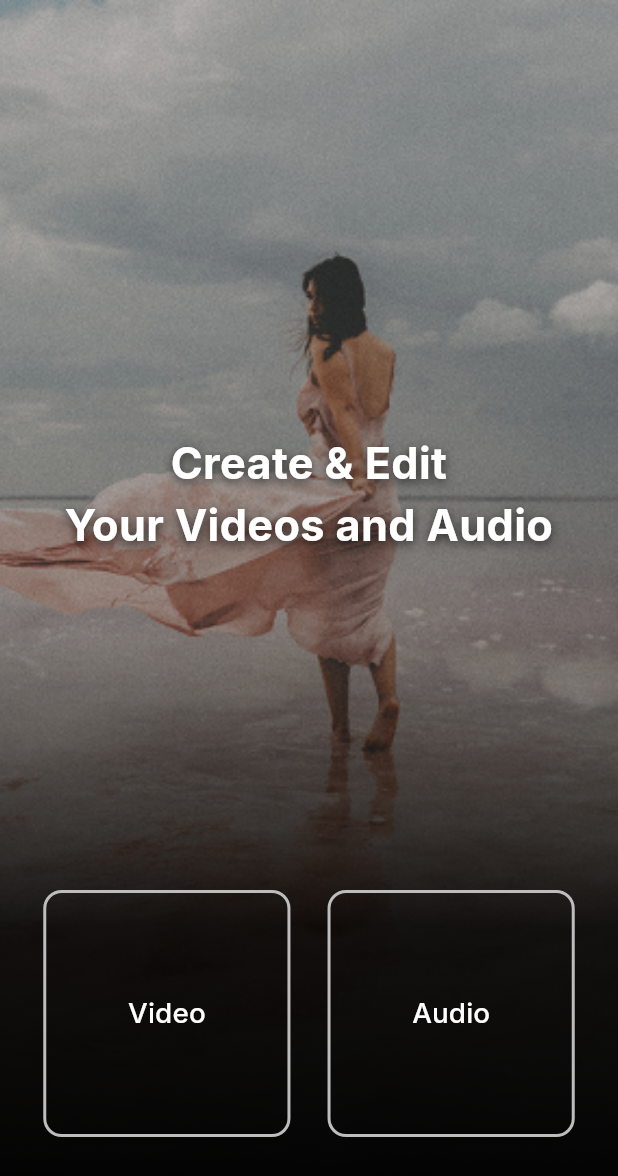
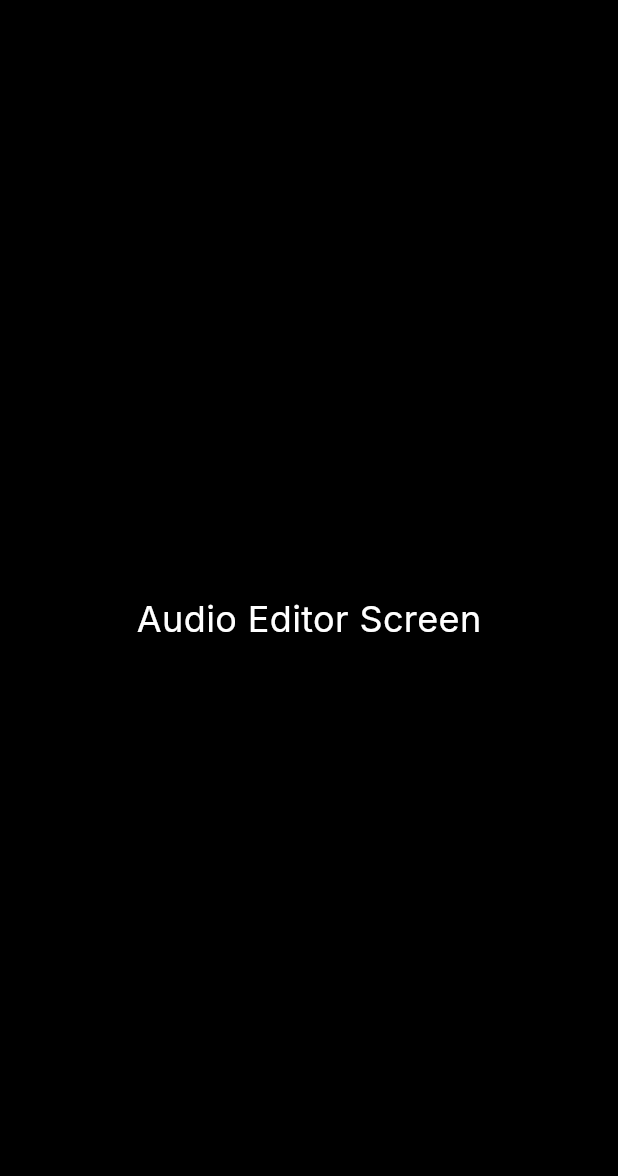
Before and after one commit to NikhilD1998/video_editor, a Flutter app: the screen it shows after launch, after a tap on "Audio", on a phone screen of 412 x 824 dp. Shown: the top 1176 px of the screen. Run offline on Flutter 3.47's test engine with Material 3 defaults, Android fonts, the light colour scheme and no system bars; our stand-ins replace google_fonts.

Commit message:
Add audio and video editor screens with navigation transitions

```diff
--- /dev/null
+++ b/lib/helpers/screen_transition.dart
@@ -0,0 +1,11 @@
+import 'package:flutter/material.dart';
+
+PageRouteBuilder screenTransition(Widget screen) {
+  return PageRouteBuilder(
+    pageBuilder: (context, animation, secondaryAnimation) => screen,
+    transitionsBuilder: (context, animation, secondaryAnimation, child) {
+      return FadeTransition(opacity: animation, child: child);
+    },
+    transitionDuration: const Duration(milliseconds: 400),
+  );
+}
--- /dev/null
+++ b/lib/screens/audio_editor_screen.dart
@@ -0,0 +1,18 @@
+import 'package:flutter/material.dart';
+
+class AudioEditorScreen extends StatelessWidget {
+  const AudioEditorScreen({super.key});
+
+  @override
+  Widget build(BuildContext context) {
+    return const Scaffold(
+      body: Center(
+        child: Text(
+          'Audio Editor Screen',
+          style: TextStyle(color: Colors.white, fontSize: 24),
+        ),
+      ),
+      backgroundColor: Colors.black,
+    );
+  }
+}
--- a/lib/screens/selection_screen.dart
+++ b/lib/screens/selection_screen.dart
@@ -1,5 +1,8 @@
 import 'package:flutter/material.dart';
 import 'package:video_editor/helpers/screen_sizes.dart';
+import 'package:video_editor/helpers/screen_transition.dart';
+import 'package:video_editor/screens/audio_editor_screen.dart';
+import 'package:video_editor/screens/video_editor_screen.dart';
 import 'package:video_editor/widgets/custom_button.dart';
 
 class SelectionScreen extends StatelessWidget {
@@ -18,7 +21,6 @@ class SelectionScreen extends StatelessWidget {
               fit: BoxFit.cover,
             ),
           ),
-          // Add a semi-transparent black overlay for shadow effect
           SizedBox.expand(
             child: Container(color: Colors.black.withOpacity(0.25)),
           ),
@@ -72,13 +74,27 @@ class SelectionScreen extends StatelessWidget {
                 SizedBox(
                   width: buttonSize,
                   height: buttonSize,
-                  child: CustomButton(onPressed: () {}, text: 'Video'),
+                  child: CustomButton(
+                    onPressed: () {
+                      Navigator.of(
+                        context,
+                      ).push(screenTransition(VideoEditorScreen()));
+                    },
+                    text: 'Video',
+                  ),
                 ),
                 SizedBox(width: ScreenSizes.width(context) * 0.06),
                 SizedBox(
                   width: buttonSize,
                   height: buttonSize,
-                  child: CustomButton(onPressed: () {}, text: 'Audio'),
+                  child: CustomButton(
+                    onPressed: () {
+                      Navigator.of(
+                        context,
+                      ).push(screenTransition(AudioEditorScreen()));
+                    },
+                    text: 'Audio',
+                  ),
                 ),
               ],
             ),
```
Also changed, not shown: lib/screens/video_editor_screen.dart (added, +18 -0 lines).
